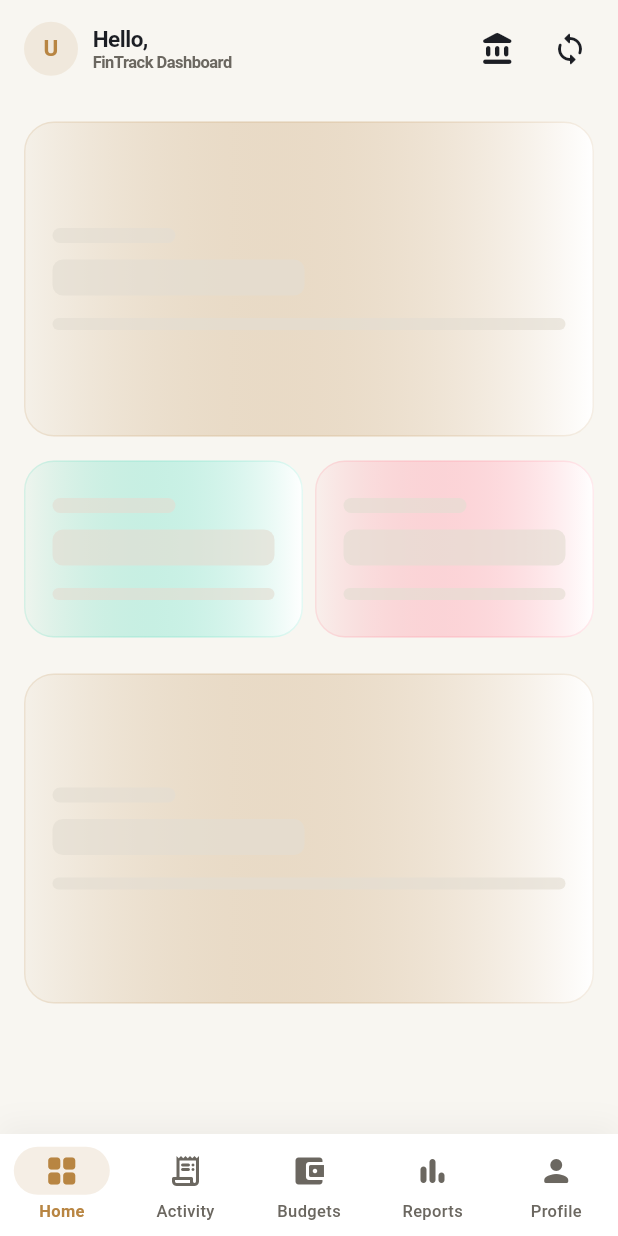
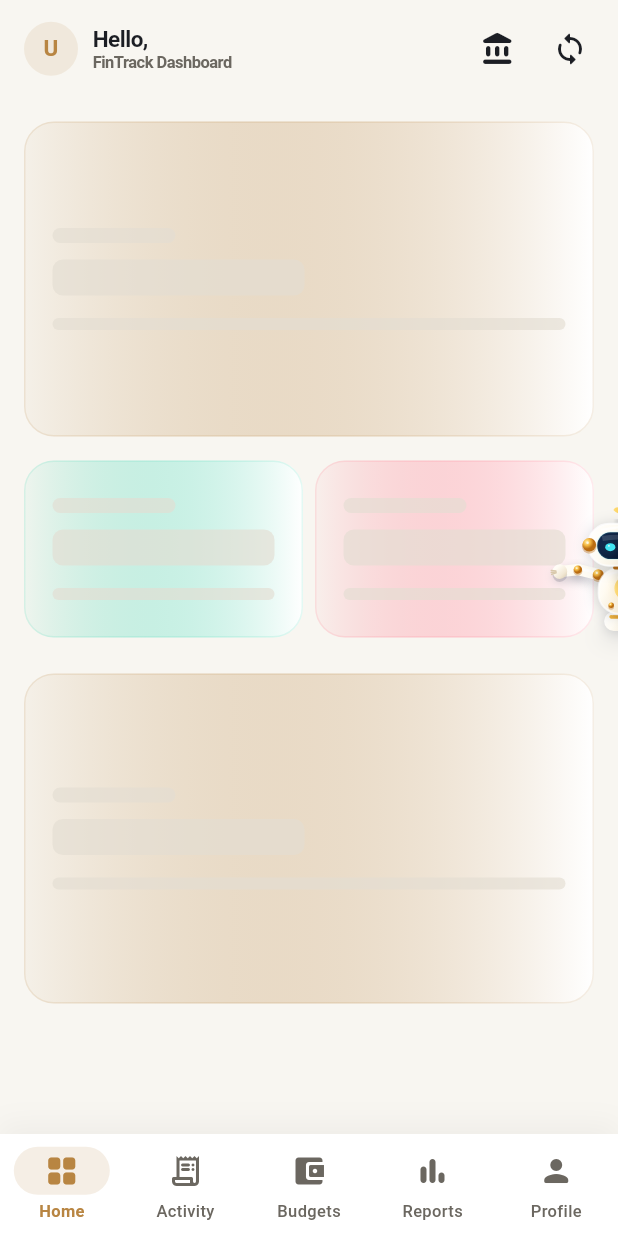
Before and after one commit to Mubashir-114/budgetbee-app, a Flutter app: the MainNavigationScreen screen opened directly with empty values, after a tap on the "account balance" icon, after a tap on "Previous Month", on a phone screen of 412 x 824 dp. Run offline on Flutter 3.47's test engine with Material 3 defaults, Android fonts, the phone set to English and light mode, and no system bars; our stand-ins replace connectivity_plus, dio, fl_chart, flutter_secure_storage, go_router, pdf and 2 more; missing offline and left inert: flutter_sms_inbox; accounts and stored records are empty; network calls fail.

Commit message:
feat(fin): integrate global peeking companion and redesign conversations
- Add persistent GlobalFinOverlay at main navigation shell with screen-edge peeking
- Add edge-gripping hand custom paint, contact shadow, and smooth emergence animation
- Integrate cross-screen navigation triggers and reactive lifecycle state transitions
- Add expandable FIN quick action panel and route navigation
- Add companion placement preferences (show across app, edge position) with local persistence
- Add data provenance and verified record vs deterministic projection badges in conversations
- Add GlobalFinOverlay test suite and shared preferences test configuration

```diff
--- a/lib/models/companion_model.dart
+++ b/lib/models/companion_model.dart
@@ -159,6 +159,9 @@ class CompanionPreferences {
 
   bool get animationsEnabled => enableCharacterAnimations;
   bool get personalizedGreetings => enablePersonalizedGreetings;
+  final bool showAcrossApp;
+  final String edgePosition; // 'right' | 'left'
+  final bool proactiveHints;
 
   const CompanionPreferences({
     this.preferredName,
@@ -167,6 +170,9 @@ class CompanionPreferences {
     bool? enableCharacterAnimations,
     bool? personalizedGreetings,
     bool? animationsEnabled,
+    this.showAcrossApp = true,
+    this.edgePosition = 'right',
+    this.proactiveHints = true,
     this.priorityGoalId,
     this.focusCategory,
   })  : enablePersonalizedGreetings =
@@ -186,6 +192,9 @@ class CompanionPreferences {
           json['enableCharacterAnimations'] as bool? ??
           json['animationsEnabled'] as bool? ??
           true,
+      showAcrossApp: json['showAcrossApp'] as bool? ?? true,
+      edgePosition: json['edgePosition'] as String? ?? 'right',
+      proactiveHints: json['proactiveHints'] as bool? ?? true,
       priorityGoalId: (json['priorityGoalId'] as num?)?.toInt(),
       focusCategory: json['focusCategory'] as String?,
     );
@@ -200,6 +209,13 @@ class CompanionPreferences {
     if (focusCategory != null) 'focusCategory': focusCategory,
   };
 
+  Map<String, dynamic> toJsonWithLocal() => {
+    ...toJson(),
+    'showAcrossApp': showAcrossApp,
+    'edgePosition': edgePosition,
+    'proactiveHints': proactiveHints,
+  };
+
   CompanionPreferences copyWith({
     String? preferredName,
     String? responseStyle,
@@ -207,6 +223,9 @@ class CompanionPreferences {
     bool? enableCharacterAnimations,
     bool? personalizedGreetings,
     bool? animationsEnabled,
+    bool? showAcrossApp,
+    String? edgePosition,
+    bool? proactiveHints,
     int? priorityGoalId,
     String? focusCategory,
   }) {
@@ -219,6 +238,9 @@ class CompanionPreferences {
       enableCharacterAnimations: animationsEnabled ??
           enableCharacterAnimations ??
           this.enableCharacterAnimations,
+      showAcrossApp: showAcrossApp ?? this.showAcrossApp,
+      edgePosition: edgePosition ?? this.edgePosition,
+      proactiveHints: proactiveHints ?? this.proactiveHints,
       priorityGoalId: priorityGoalId ?? this.priorityGoalId,
       focusCategory: focusCategory ?? this.focusCategory,
     );
--- /dev/null
+++ b/lib/screens/analytics/widgets/global_fin_overlay.dart
@@ -0,0 +1,530 @@
+import 'package:flutter/material.dart';
+import 'package:go_router/go_router.dart';
+import 'package:provider/provider.dart';
+
+import '../../../core/constants/app_colors.dart';
+import '../../../providers/analytics_provider.dart';
+import 'fin_character.dart';
+import 'fin_visual_controller.dart';
+
+/// FinTrack 2.0 — Global Persistent FIN Peeking Character Overlay
+///
+/// Implemented at the authenticated shell layer (`MainNavigationScreen`).
+/// - Peeks out from the screen edge (right or left) with bezel-gripping gesture
+/// - Eyes observant of current screen content, gentle breathing and leaf motion
+/// - Smoothly emerges when tapped, offering warm greeting and functional actions
+/// - Keyboard-aware: gracefully hides when typing
+/// - Suppressed when full conversation screen (/analytics) is open to avoid duplicates
+/// - Reduced-motion compliant, 60 FPS targeted
+class GlobalFinOverlay extends StatefulWidget {
+  const GlobalFinOverlay({super.key});
+
+  @override
+  State<GlobalFinOverlay> createState() => _GlobalFinOverlayState();
+}
+
+class _GlobalFinOverlayState extends State<GlobalFinOverlay>
+    with SingleTickerProviderStateMixin {
+  late final AnimationController _emergenceController;
+  late final Animation<double> _emergenceAnimation;
+  bool _isExpanded = false;
+
+  @override
+  void initState() {
+    super.initState();
+    _emergenceController = AnimationController(
+      vsync: this,
+      duration: const Duration(milliseconds: 360),
+    );
+    _emergenceAnimation = CurvedAnimation(
+      parent: _emergenceController,
+      curve: Curves.easeOutCubic,
+      reverseCurve: Curves.easeInCubic,
+    );
+  }
+
+  @override
+  void dispose() {
+    _emergenceController.dispose();
+    super.dispose();
+  }
+
+  void _toggleEmergence(FinVisualController controller) {
+    final media = MediaQuery.maybeOf(context);
+    final disableAnimations = media?.disableAnimations ?? false;
+
+    if (_isExpanded) {
+      if (disableAnimations) {
+        _emergenceController.value = 0.0;
+      } else {
+        _emergenceController.reverse();
+      }
+      controller.onIdle();
+      setState(() => _isExpanded = false);
+    } else {
+      controller.onGreeting();
+      if (disableAnimations) {
+        _emergenceController.value = 1.0;
+      } else {
+        _emergenceController.forward();
+      }
+      setState(() => _isExpanded = true);
+    }
+  }
+
+  void _collapse(FinVisualController controller) {
+    if (!_isExpanded) return;
+    final media = MediaQuery.maybeOf(context);
+    final disableAnimations = media?.disableAnimations ?? false;
+    if (disableAnimations) {
+      _emergenceController.value = 0.0;
+    } else {
+      _emergenceController.reverse();
+    }
+    controller.onIdle();
+    setState(() => _isExpanded = false);
+  }
+
+  @override
+  Widget build(BuildContext context) {
+    final provider = context.watch<AnalyticsProvider>();
+    final prefs = provider.companionPreferences;
+    final visualController = provider.visualController;
+    final colors = AppColors.of(context);
+    final media = MediaQuery.of(context);
+
+    // 1. Hide if disabled by user settings
+    if (!prefs.showAcrossApp) {
+      return const SizedBox.shrink();
+    }
+
+    // 2. Hide when on full companion conversation screen (/analytics) to avoid duplicate FIN
+    final location = GoRouterState.of(context).matchedLocation;
+    if (visualController.isFullCompanionOpen ||
+        location.contains('analytics') ||
+        location.startsWith('/analytics')) {
+      return const SizedBox.shrink();
+    }
+
+    // 3. Keyboard awareness: if keyboard is open, collapse and hide out of sight
+    final isKeyboardVisible = media.viewInsets.bottom > 50;
+    if (isKeyboardVisible && _isExpanded) {
+      WidgetsBinding.instance.addPostFrameCallback((_) {
+        _collapse(visualController);
+      });
+    }
+
+    final isLeftEdge = prefs.edgePosition.toLowerCase().trim() == 'left';
+    final screenHeight = media.size.height;
+    final topPosition = screenHeight * 0.40;
+
+    return Stack(
+      fit: StackFit.expand,
+      children: [
+        // Dismiss backdrop when expanded
+        if (_isExpanded)
+          GestureDetector(
+            key: const ValueKey('global_fin_backdrop'),
+            onTap: () => _collapse(visualController),
+            behavior: HitTestBehavior.translucent,
+            child: Container(
+              color: Colors.black.withValues(alpha: 0.15),
+            ),
+          ),
+
+        // Animated Peeking Character & Emergence Panel
+        AnimatedBuilder(
+          animation: _emergenceAnimation,
+          builder: (context, _) {
+            final progress = _emergenceAnimation.value;
+            // When keyboard is visible, slide character off-screen behind the edge
+            final keyboardSlide = isKeyboardVisible ? 100.0 : 0.0;
+
+            final characterWidth = 98.0;
+            final characterHeight = 106.0;
+
+            // Character positioning
+            // Idle peeking: sits partially behind bezel, visible footprint ~54px
+            // Fully emerged: steps out into the screen
+            final peekingTuck = (1.0 - progress) * (characterWidth * 0.44);
+
+            final rightPos = isLeftEdge
+                ? null
+                : (keyboardSlide - peekingTuck);
+            final leftPos = isLeftEdge
+                ? (keyboardSlide - peekingTuck)
+                : null;
+
+            return Positioned(
+              top: topPosition,
+              right: rightPos,
+              left: leftPos,
+              child: AnimatedOpacity(
+                duration: const Duration(milliseconds: 200),
+                opacity: isKeyboardVisible ? 0.0 : 1.0,
+                child: Row(
+                  mainAxisSize: MainAxisSize.min,
+                  crossAxisAlignment: CrossAxisAlignment.center,
+                  children: [
+                    if (!isLeftEdge && progress > 0.05)
+                      _buildEmergencePanel(
+                        context,
+                        colors,
+                        provider,
+                        visualController,
+                        progress,
+                        isLeftEdge,
+                      ),
+
+                    // Peeking FIN Character Widget
+                    Semantics(
+                      button: true,
+                      label: _isExpanded ? 'Dismiss FIN companion' : 'Meet FIN companion',
+                      child: GestureDetector(
+                        key: const ValueKey('global_fin_peeking_character'),
+                        onTap: () => _toggleEmergence(visualController),
+                        behavior: HitTestBehavior.opaque,
+                        child: Container(
+                          width: characterWidth,
+                          height: characterHeight,
+                          alignment: isLeftEdge ? Alignment.centerLeft : Alignment.centerRight,
+                          child: Stack(
+                            alignment: Alignment.center,
+                            children: [
+                              // Character Aura Glow when emerging
+                              if (progress > 0.1)
+                                Container(
+                                  width: 80,
+                                  height: 80,
+                                  decoration: BoxDecoration(
+                                    shape: BoxShape.circle,
+                                    boxShadow: [
+                                      BoxShadow(
+                                        color: const Color(0xFF41E5F2)
+                                            .withValues(alpha: 0.28 * progress),
+                                        blurRadius: 22,
+                                        spreadRadius: 2,
+                                      ),
+                                    ],
+                                  ),
+                                ),
+
+                              FinCharacter(
+                                size: 96,
+                                state: visualController.state,
+                                controller: visualController,
+                                isPeeking: true,
+                                peekingOnLeft: isLeftEdge,
+                                peekProgress: progress,
+                                animationsEnabled: prefs.animationsEnabled,
+                              ),
+
+                              // Quick status pill when peeking with speech bubble
+                              if (visualController.speechBubbleText != null &&
+                                  visualController.speechBubbleText!.isNotEmpty &&
+                                  progress < 0.2)
+                                Positioned(
+                                  top: 0,
+                                  right: isLeftEdge ? null : 40,
+                                  left: isLeftEdge ? 40 : null,
+                                  child: Container(
+                                    padding: const EdgeInsets.symmetric(
+                                        horizontal: 8, vertical: 4),
+                                    decoration: BoxDecoration(
+                                      color: const Color(0xFF07142D),
+                                      borderRadius: BorderRadius.circular(12),
+                                      border: Border.all(
+                                        color: const Color(0xFF41E5F2).withValues(alpha: 0.6),
+                                        width: 1,
+                                      ),
+                                      boxShadow: [
+                                        BoxShadow(
+                                          color: Colors.black.withValues(alpha: 0.3),
+                                          blurRadius: 8,
+                                        ),
+                                      ],
+                                    ),
+                                    child: Text(
+                                      visualController.speechBubbleText!,
+                                      style: const TextStyle(
+                                        color: Colors.white,
+                                        fontSize: 10,
+                                        fontWeight: FontWeight.bold,
+                                      ),
+                                    ),
+                                  ),
+                                ),
+                            ],
+                          ),
+                        ),
+                      ),
+                    ),
+
+                    if (isLeftEdge && progress > 0.05)
+                      _buildEmergencePanel(
+                        context,
+                        colors,
+                        provider,
+                        visualController,
+                        progress,
+                        isLeftEdge,
+                      ),
+                  ],
+                ),
+              ),
+            );
+          },
+        ),
+      ],
+    );
+  }
+
+  Widget _buildEmergencePanel(
+    BuildContext context,
+    dynamic colors,
+    AnalyticsProvider provider,
+    FinVisualController visualController,
+    double progress,
+    bool isLeftEdge,
+  ) {
+    final prefs = provider.companionPreferences;
+    final preferredName = prefs.preferredName?.trim();
+    final greetingText = (preferredName != null && preferredName.isNotEmpty)
+        ? "Hi, $preferredName! I'm FIN."
+        : "Hi! I'm FIN, your companion.";
+
+    // Active alert hint if present
+    String? alertHint;
+    if (provider.activeAlerts.isNotEmpty) {
+      alertHint = provider.activeAlerts.first.title;
+    }
+
+    return FadeTransition(
+      opacity: _emergenceAnimation,
+      child: Transform.scale(
+        scale: 0.85 + (progress * 0.15),
+        alignment: isLeftEdge ? Alignment.centerLeft : Alignment.centerRight,
+        child: Container(
+          key: const ValueKey('global_fin_action_panel'),
+          width: 245,
+          margin: const EdgeInsets.symmetric(horizontal: 6),
+          padding: const EdgeInsets.all(14),
+          decoration: BoxDecoration(
+            color: const Color(0xFF0A1329),
+            borderRadius: BorderRadius.circular(18),
+            border: Border.all(
+              color: const Color(0xFF41E5F2).withValues(alpha: 0.35),
+              width: 1.2,
+            ),
+            boxShadow: [
+              BoxShadow(
+                color: Colors.black.withValues(alpha: 0.45),
+                blurRadius: 20,
+                offset: const Offset(0, 8),
+              ),
+              BoxShadow(
+                color: const Color(0xFF41E5F2).withValues(alpha: 0.12),
+                blurRadius: 15,
+              ),
+            ],
+          ),
+          child: Column(
+            mainAxisSize: MainAxisSize.min,
+            crossAxisAlignment: CrossAxisAlignment.start,
+            children: [
+              // Header: Identity & Status Pill & Close
+              Row(
+                children: [
+                  Container(
+                    padding: const EdgeInsets.symmetric(horizontal: 8, vertical: 3),
+                    decoration: BoxDecoration(
+                      color: const Color(0xFF41E5F2).withValues(alpha: 0.18),
+                      borderRadius: BorderRadius.circular(10),
+                      border: Border.all(
+                        color: const Color(0xFF41E5F2).withValues(alpha: 0.4),
+                      ),
+                    ),
+                    child: Row(
+                      mainAxisSize: MainAxisSize.min,
+                      children: [
+                        Container(
+                          width: 6,
+                          height: 6,
+                          decoration: const BoxDecoration(
+                            shape: BoxShape.circle,
+                            color: Color(0xFF06D6A0),
+                          ),
+                        ),
+                        const SizedBox(width: 5),
+                        const Text(
+                          "FIN is here",
+                          style: TextStyle(
+                            color: Color(0xFF41E5F2),
+                            fontSize: 10,
+                            fontWeight: FontWeight.bold,
+                            letterSpacing: 0.3,
+                          ),
+                        ),
+                      ],
+                    ),
+                  ),
+                  const Spacer(),
+                  // Switch edge toggle button
+                  InkWell(
+                    key: const ValueKey('global_fin_edge_switch'),
+                    borderRadius: BorderRadius.circular(12),
+                    onTap: () {
+                      final newEdge = isLeftEdge ? 'right' : 'left';
+                      provider.updateCompanionPreferences(
+                        prefs.copyWith(edgePosition: newEdge),
+                      );
+                    },
+                    child: Padding(
+                      padding: const EdgeInsets.all(4),
+                      child: Icon(
+                        isLeftEdge
+                            ? Icons.arrow_forward_ios_rounded
+                            : Icons.arrow_back_ios_new_rounded,
+                        size: 13,
+                        color: Colors.white.withValues(alpha: 0.7),
+                      ),
+                    ),
+                  ),
+                  const SizedBox(width: 4),
+                  // Close button
+                  InkWell(
+                    key: const ValueKey('global_fin_action_close'),
+                    borderRadius: BorderRadius.circular(12),
+                    onTap: () => _collapse(visualController),
+                    child: Padding(
+                      padding: const EdgeInsets.all(4),
+                      child: Icon(
+                        Icons.close_rounded,
+                        size: 16,
+                        color: Colors.white.withValues(alpha: 0.7),
+                      ),
+                    ),
+                  ),
+                ],
+              ),
+
+              const SizedBox(height: 10),
+
+              // Warm Greeting & Contextual Prompt
+              Text(
+                greetingText,
+                style: const TextStyle(
+                  color: Colors.white,
+                  fontSize: 13,
+                  fontWeight: FontWeight.bold,
+                ),
+              ),
+              const SizedBox(height: 3),
+              Text(
+                alertHint != null
+                    ? "Alert: $alertHint"
+                    : "Ready to explore your money story or check budgets?",
+                style: TextStyle(
+                  color: alertHint != null
+                      ? const Color(0xFFF4B942)
+                      : Colors.white.withValues(alpha: 0.7),
+                  fontSize: 11,
+                  height: 1.3,
+                ),
+                maxLines: 2,
+                overflow: TextOverflow.ellipsis,
+              ),
+
+              const SizedBox(height: 12),
+              const Divider(height: 1, color: Color(0xFF1E2D4D)),
+              const SizedBox(height: 10),
+
+              // Action Buttons
+              _buildActionButton(
+                key: const ValueKey('global_fin_action_talk'),
+                icon: Icons.chat_bubble_outline_rounded,
+                label: "Talk to FIN",
+                accentColor: const Color(0xFF41E5F2),
+                onTap: () {
+                  _collapse(visualController);
+                  context.push('/analytics');
+                },
+              ),
+              const SizedBox(height: 6),
+              _buildActionButton(
+                key: const ValueKey('global_fin_action_spending'),
+                icon: Icons.pie_chart_outline_rounded,
+                label: "My spending",
+                accentColor: const Color(0xFFF4B942),
+                onTap: () {
+                  _collapse(visualController);
+                  context.push('/analytics?q=How much did I spend this month?');
+                },
+              ),
+              const SizedBox(height: 6),
+              _buildActionButton(
+                key: const ValueKey('global_fin_action_budget'),
+                icon: Icons.account_balance_wallet_outlined,
+                label: "Budget check",
+                accentColor: const Color(0xFF06D6A0),
+                onTap: () {
+                  _collapse(visualController);
+                  context.go('/budgets');
+                },
+              ),
+            ],
+          ),
+        ),
+      ),
+    );
+  }
+
+  Widget _buildActionButton({
+    required Key key,
+    required IconData icon,
+    required String label,
+    required Color accentColor,
+    required VoidCallback onTap,
+  }) {
+    return Material(
+      key: key,
+      color: Colors.transparent,
+      child: InkWell(
+        onTap: onTap,
+        borderRadius: BorderRadius.circular(10),
+        child: Container(
+          padding: const EdgeInsets.symmetric(horizontal: 10, vertical: 7),
+          decoration: BoxDecoration(
+            color: const Color(0xFF13203C),
+            borderRadius: BorderRadius.circular(10),
+            border: Border.all(
+              color: accentColor.withValues(alpha: 0.25),
+              width: 1,
+            ),
+          ),
+          child: Row(
+            children: [
+              Icon(icon, size: 14, color: accentColor),
+              const SizedBox(width: 8),
+              Expanded(
+                child: Text(
+                  label,
+                  style: const TextStyle(
+                    color: Colors.white,
+                    fontSize: 12,
+                    fontWeight: FontWeight.w600,
+                  ),
+                ),
+              ),
+              Icon(
+                Icons.arrow_forward_ios_rounded,
+                size: 11,
+                color: Colors.white.withValues(alpha: 0.5),
+              ),
+            ],
+          ),
+        ),
+      ),
+    );
+  }
+}
--- a/lib/screens/main_navigation_screen.dart
+++ b/lib/screens/main_navigation_screen.dart
@@ -11,6 +11,8 @@ import '../providers/budget_provider.dart';
 import '../providers/report_provider.dart';
 import '../providers/account_provider.dart';
 import '../providers/goal_provider.dart';
+import '../providers/analytics_provider.dart';
+import 'analytics/widgets/global_fin_overlay.dart';
 
 class MainNavigationScreen extends StatefulWidget {
   final Widget child;
@@ -81,23 +83,28 @@ class _MainNavigationScreenState extends State<MainNavigationScreen> {
   }
 
   void _onItemTapped(int index, BuildContext context) {
+    String route;
     switch (index) {
       case 0:
-        context.go('/dashboard');
+        route = '/dashboard';
         break;
       case 1:
-        context.go('/transactions');
+        route = '/transactions';
         break;
       case 2:
-        context.go('/budgets');
+        route = '/budgets';
         break;
       case 3:
-        context.go('/reports');
+        route = '/reports';
         break;
       case 4:
-        context.go('/profile');
+        route = '/profile';
         break;
+      default:
+        route = '/dashboard';
     }
+    context.read<AnalyticsProvider>().visualController.onNavigation(route);
+    context.go(route);
   }
 
   @override
@@ -163,7 +170,9 @@ class _MainNavigationScreenState extends State<MainNavigationScreen> {
     }
 
     return Scaffold(
-      body: Column(
+      body: Stack(
+        children: [
+          Column(
             children: [
               StreamBuilder<bool>(
                 stream: ConnectivityService.connectionStream,
@@ -197,6 +206,9 @@ class _MainNavigationScreenState extends State<MainNavigationScreen> {
                 },
               ),
               Expanded(child: mainLayout),
+            ],
+          ),
+          const GlobalFinOverlay(),
         ],
       ),
       bottomNavigationBar: !isTablet
```
Also changed, not shown: lib/core/services/cache_service.dart (+7 -1 lines), 2 other files. Lines whose indentation alone changed are shown as unchanged.
